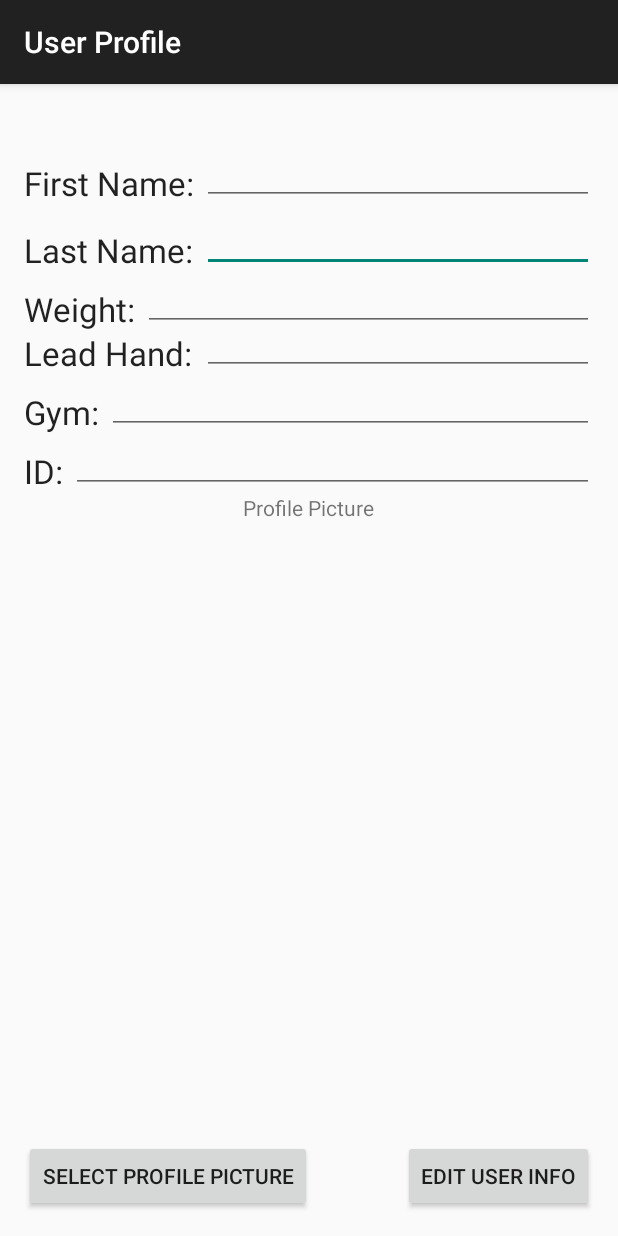
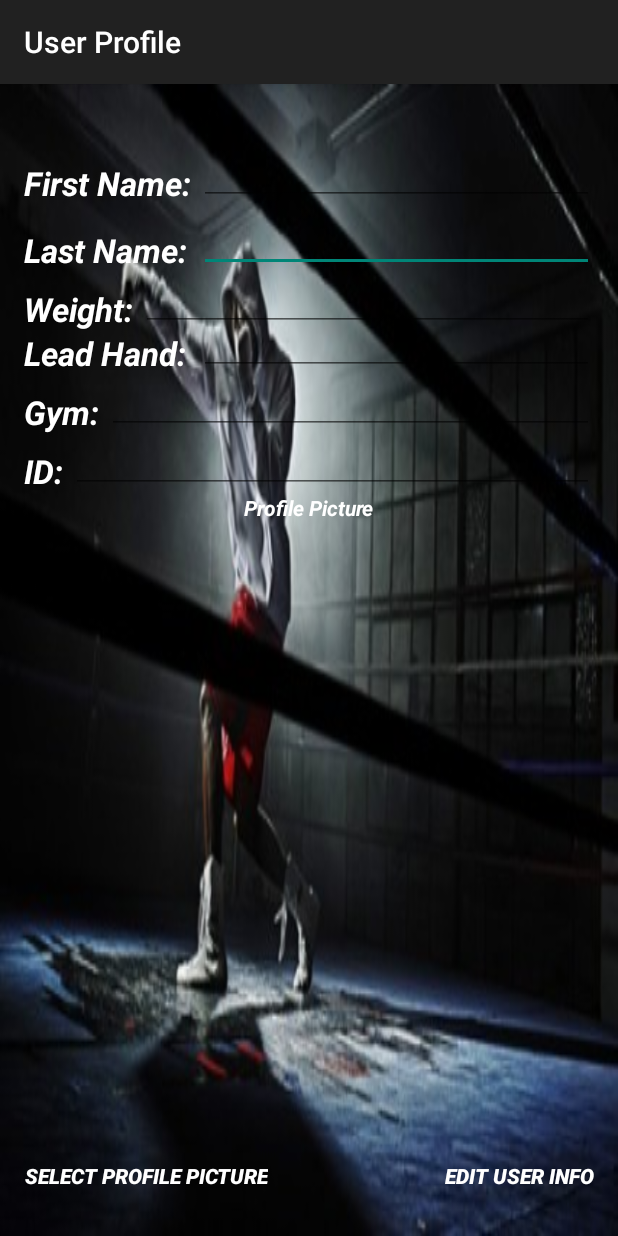
Before and after one commit to Egyptianfury/MetaWearBoxingApp, an Android app: the ProfilePageDisplay screen opened directly, with no data from a screen before it, on a phone screen of 412 x 824 dp. Run offline under Robolectric (Android 15) with nearby library versions, the phone set to English and light mode, and no system bars; pictures from the network do not load.

Commit message:
Edited design

```diff
--- a/app/src/main/res/layout/activity_profile_page_display.xml
+++ b/app/src/main/res/layout/activity_profile_page_display.xml
@@ -3,6 +3,7 @@
     xmlns:tools="http://schemas.android.com/tools"
     android:layout_width="match_parent"
     android:layout_height="match_parent"
+    android:background="@drawable/boxingpersonalinfo"
     android:paddingBottom="@dimen/activity_vertical_margin"
     android:paddingLeft="@dimen/activity_horizontal_margin"
     android:paddingRight="@dimen/activity_horizontal_margin"
@@ -16,7 +17,9 @@
         android:text="First Name: "
         android:id="@+id/textView7"
         android:layout_alignParentStart="true"
-        android:layout_marginTop="35dp" />
+        android:layout_marginTop="35dp"
+        android:textColor="#ffffff"
+        android:textStyle="bold|normal|italic" />
 
     <TextView
         android:layout_width="wrap_content"
@@ -26,7 +29,9 @@
         android:id="@+id/textView8"
         android:layout_below="@+id/textView7"
         android:layout_alignParentStart="true"
-        android:layout_marginTop="15dp" />
+        android:layout_marginTop="15dp"
+        android:textColor="#ffffff"
+        android:textStyle="bold|normal|italic" />
 
     <TextView
         android:layout_width="wrap_content"
@@ -36,7 +41,9 @@
         android:id="@+id/textView9"
         android:layout_below="@+id/textView8"
         android:layout_alignParentStart="true"
-        android:layout_marginTop="10dp" />
+        android:layout_marginTop="10dp"
+        android:textColor="#ffffff"
+        android:textStyle="bold|normal|italic" />
 
     <TextView
         android:layout_width="wrap_content"
@@ -46,7 +53,9 @@
         android:id="@+id/textView10"
         android:layout_below="@+id/textView11"
         android:layout_alignParentStart="true"
-        android:layout_marginTop="10dp" />
+        android:layout_marginTop="10dp"
+        android:textColor="#ffffff"
+        android:textStyle="bold|normal|italic" />
 
     <TextView
         android:layout_width="wrap_content"
@@ -55,7 +64,9 @@
         android:text="Lead Hand:"
         android:id="@+id/textView11"
         android:layout_below="@+id/textView9"
-        android:layout_alignParentStart="true" />
+        android:layout_alignParentStart="true"
+        android:textColor="#ffffff"
+        android:textStyle="bold|normal|italic" />
 
     <TextView
         android:layout_width="wrap_content"
@@ -65,7 +76,9 @@
         android:id="@+id/textView12"
         android:layout_below="@+id/textView10"
         android:layout_alignParentStart="true"
-        android:layout_marginTop="10dp" />
+        android:layout_marginTop="10dp"
+        android:textColor="#ffffff"
+        android:textStyle="bold|normal|italic" />
 
 
     <EditText
@@ -84,7 +97,9 @@
         android:layout_alignBottom="@+id/textView7"
         android:layout_alignStart="@+id/set_last"
         android:layout_alignEnd="@+id/set_last"
-        android:capitalize="words"/>
+        android:capitalize="words"
+        android:textColor="#ffffff"
+        android:textColorLink="#ffffff" />
 
     <EditText
         android:layout_width="wrap_content"
@@ -126,17 +141,23 @@
         android:layout_width="wrap_content"
         android:layout_height="wrap_content"
         android:text="Edit User Info"
+        android:background="@null"
         android:id="@+id/editUserInfo"
         android:layout_alignParentBottom="true"
-        android:layout_alignEnd="@+id/set_id" />
+        android:layout_alignEnd="@+id/set_id"
+        android:textColor="#ffffff"
+        android:textStyle="bold|normal|italic" />
 
     <Button
         android:layout_width="wrap_content"
         android:layout_height="wrap_content"
         android:text="Select Profile Picture"
         android:id="@+id/select_picture"
+        android:background="@null"
         android:layout_alignParentBottom="true"
-        android:layout_alignParentStart="true" />
+        android:layout_alignParentStart="true"
+        android:textColor="#ffffff"
+        android:textStyle="bold|normal|italic" />
 
 
     <ImageView
@@ -155,6 +176,8 @@
         android:text="Profile Picture"
         android:id="@+id/textView6"
         android:layout_below="@+id/set_id"
-        android:layout_centerHorizontal="true" />
+        android:layout_centerHorizontal="true"
+        android:textColor="#ffffff"
+        android:textStyle="bold|normal|italic" />
 
 </RelativeLayout>
```
Also changed, not shown: app/src/main/res/layout/activity_main.xml (+31 -14 lines), app/src/main/res/layout/activity_profile_page.xml (+30 -9 lines), app/src/main/res/mipmap-hdpi/ic_launcher.png, app/src/main/res/mipmap-mdpi/ic_launcher.png, app/src/main/res/mipmap-xhdpi/ic_launcher.png, app/src/main/res/mipmap-xxhdpi/ic_launcher.png.
